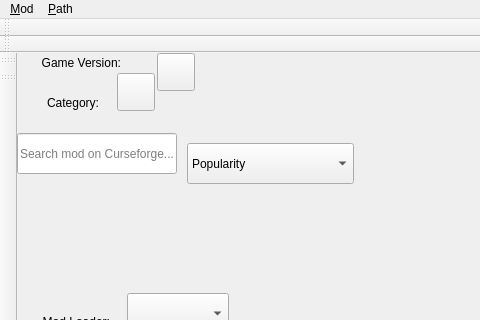
The window that src/ui/curseforge/curseforgemodbrowser.ui (kaniol-lck/modmanager) describes before a commit, drawn with Qt 5; both pictures show x 0 to 480 and y 0 to 320 of the 800 by 600 pixel window.
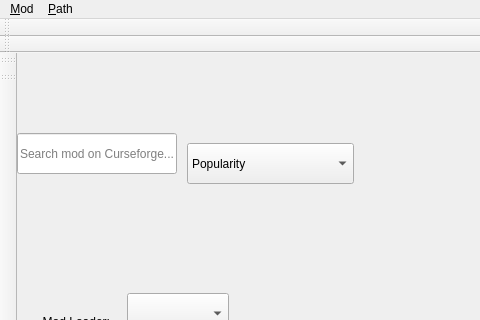
The same window after the commit. Icons and pictures are not drawn. Custom widgets are drawn as their Qt base class.

Commit message: remove curseforge gameversion / category selection toolbutton

```diff
--- a/src/ui/curseforge/curseforgemodbrowser.ui
+++ b/src/ui/curseforge/curseforgemodbrowser.ui
@@ -14,22 +14,6 @@
    <string>MainWindow</string>
   </property>
   <widget class="QWidget" name="centralwidget">
-   <widget class="QToolButton" name="versionSelectButton">
-    <property name="geometry">
-     <rect>
-      <x>140</x>
-      <y>0</y>
-      <width>38</width>
-      <height>38</height>
-     </rect>
-    </property>
-    <property name="text">
-     <string/>
-    </property>
-    <property name="popupMode">
-     <enum>QToolButton::InstantPopup</enum>
-    </property>
-   </widget>
    <widget class="QLabel" name="label_3">
     <property name="geometry">
      <rect>
@@ -68,41 +52,6 @@
      </sizepolicy>
     </property>
    </widget>
-   <widget class="QLabel" name="label_5">
-    <property name="geometry">
-     <rect>
-      <x>10</x>
-      <y>40</y>
-      <width>72</width>
-      <height>19</height>
-     </rect>
-    </property>
-    <property name="text">
-     <string>Category:</string>
-    </property>
-    <property name="alignment">
-     <set>Qt::AlignRight|Qt::AlignTrailing|Qt::AlignVCenter</set>
-    </property>
-   </widget>
-   <widget class="QToolButton" name="categorySelectButton">
-    <property name="geometry">
-     <rect>
-      <x>100</x>
-      <y>20</y>
-      <width>38</width>
-      <height>38</height>
-     </rect>
-    </property>
-    <property name="text">
-     <string/>
-    </property>
-    <property name="popupMode">
-     <enum>QToolButton::InstantPopup</enum>
-    </property>
-    <property name="toolButtonStyle">
-     <enum>Qt::ToolButtonTextBesideIcon</enum>
-    </property>
-   </widget>
    <widget class="QLineEdit" name="searchText">
     <property name="geometry">
      <rect>
@@ -164,22 +113,6 @@
      </property>
     </item>
    </widget>
-   <widget class="QLabel" name="label">
-    <property name="geometry">
-     <rect>
-      <x>0</x>
-      <y>0</y>
-      <width>104</width>
-      <height>19</height>
-     </rect>
-    </property>
-    <property name="text">
-     <string>Game Version:</string>
-    </property>
-    <property name="alignment">
-     <set>Qt::AlignRight|Qt::AlignTrailing|Qt::AlignVCenter</set>
-    </property>
-   </widget>
   </widget>
   <widget class="QStatusBar" name="statusbar"/>
   <widget class="MenuToolBar" name="toolBar">
```
Left out of the diff: 13 changed lines with no effect on the pictures. The commit also changes 3 other files.
